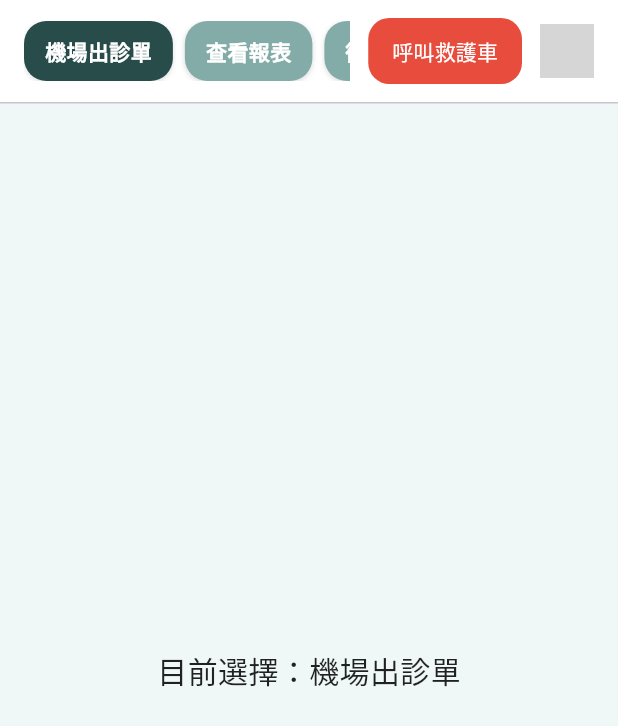
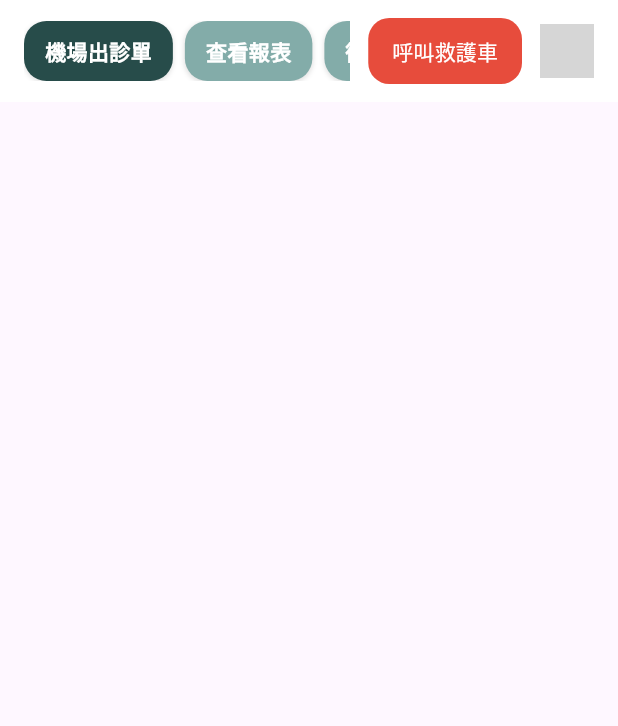
Before and after one commit to aihuaonce/chikawa_airport, a Flutter app: the Nav1Page widget shown alone on an empty page, opened directly, on a phone screen of 412 x 824 dp. Shown: the top 726 px of the screen. Run offline on Flutter 3.47's test engine with Material 3 defaults, Android fonts, the phone set to English and light mode, and no system bars; grey boxes are pictures that could not be loaded.

Commit message:
整合nav和home

```diff
--- a/lib/home.dart
+++ b/lib/home.dart
@@ -1,4 +1,5 @@
 import 'package:flutter/material.dart';
+import 'nav1.dart';
 
 class HomePage extends StatelessWidget {
   const HomePage({super.key});
@@ -11,7 +12,8 @@ class HomePage extends StatelessWidget {
         padding: const EdgeInsets.symmetric(horizontal: 32, vertical: 24),
         child: Column(
           children: [
-            // nav
+            Nav1Page(),
+            const SizedBox(height: 24),
             Row(
               children: [
                 ElevatedButton(
--- a/lib/nav1.dart
+++ b/lib/nav1.dart
@@ -1,11 +1,9 @@
-// lib/nav1.dart
 import 'package:flutter/material.dart';
 
-const _light = Color(0xFF83ACA9); // 淺綠
-const _dark  = Color(0xFF274C4A); // 深綠
-const _bg    = Color(0xFFEFF7F7); // 背景淡色，可自行調整
+const _light = Color(0xFF83ACA9);
+const _dark = Color(0xFF274C4A);
+const _bg = Color(0xFFEFF7F7);
 
-/// 你要看的頁面：上方有綠色橫條的導航
 class Nav1Page extends StatefulWidget {
   const Nav1Page({super.key});
 
@@ -14,30 +12,16 @@ class Nav1Page extends StatefulWidget {
 }
 
 class _Nav1PageState extends State<Nav1Page> {
-  // >>> 這裡的清單就是橫條上的選項（可自行改順序/內容）
-  // 如果你要用「圖二」那組，就把下面這組改成圖二的文字即可。
-  final List<String> items = <String>[
-    '機場出診單', '查看報表', '衛教專區',
-  ];
-
+  final List<String> items = <String>['機場出診單', '查看報表', '衛教專區'];
   int selected = 0;
 
   @override
   Widget build(BuildContext context) {
-    return Scaffold(
-      backgroundColor: _bg,
-      body: SafeArea(
-        child: Column(
-          children: [
-            // ====== 頂部工具列 ======
-            Container(
+    return Container(
       padding: const EdgeInsets.symmetric(horizontal: 16, vertical: 10),
       decoration: const BoxDecoration(color: Colors.white),
       child: Row(
         children: [
-
-
-                  // 左：可橫向捲動的綠色分頁 Pills
           Expanded(
             child: SingleChildScrollView(
               scrollDirection: Axis.horizontal,
@@ -56,52 +40,30 @@ class _Nav1PageState extends State<Nav1Page> {
               ),
             ),
           ),
-
           const SizedBox(width: 12),
-
-                  // 右：呼叫救護車（保留）
           FilledButton(
             style: FilledButton.styleFrom(
-                      backgroundColor: const Color(0xFFE74C3C), // 紅色
+              backgroundColor: const Color(0xFFE74C3C),
               foregroundColor: Colors.white,
               padding: const EdgeInsets.symmetric(horizontal: 16, vertical: 12),
-                      shape: RoundedRectangleBorder(borderRadius: BorderRadius.circular(14)),
+              shape: RoundedRectangleBorder(
+                borderRadius: BorderRadius.circular(14),
+              ),
             ),
             onPressed: () {},
             child: const Text('呼叫救護車'),
           ),
           const SizedBox(width: 12),
-
-                  // 右：頭像（保留）
           const CircleAvatar(
             radius: 18,
-                    backgroundImage: AssetImage('assets/avatar.jpg'), // 你可以換成 NetworkImage
-                    // 如果暫時沒有圖片，改用 backgroundColor 即可：
-                    // backgroundColor: Colors.grey,
+            backgroundImage: AssetImage('assets/avatar.jpg'),
           ),
         ],
-              ),
-            ),
-
-            const Divider(height: 1),
-
-            // ====== 內容區（先放占位，顯示目前選中的頁籤） ======
-            Expanded(
-              child: Center(
-                child: Text(
-                  '目前選擇：${items[selected]}',
-                  style: const TextStyle(fontSize: 20, color: Colors.black87),
-                ),
-              ),
-            ),
-          ],
-        ),
       ),
     );
   }
 }
 
-/// 綠色圓角 pill 按鈕（淺綠 / 深綠 切換）
 class _PillButton extends StatelessWidget {
   final String label;
   final bool active;
@@ -125,7 +87,13 @@ class _PillButton extends StatelessWidget {
         decoration: BoxDecoration(
           color: bg,
           borderRadius: BorderRadius.circular(15),
-          boxShadow: const [BoxShadow(color: Colors.black12, blurRadius: 2, offset: Offset(0, 1))],
+          boxShadow: const [
+            BoxShadow(
+              color: Colors.black12,
+              blurRadius: 2,
+              offset: Offset(0, 1),
+            ),
+          ],
         ),
         child: Text(
           label,
```
Lines whose indentation alone changed are shown as unchanged.
